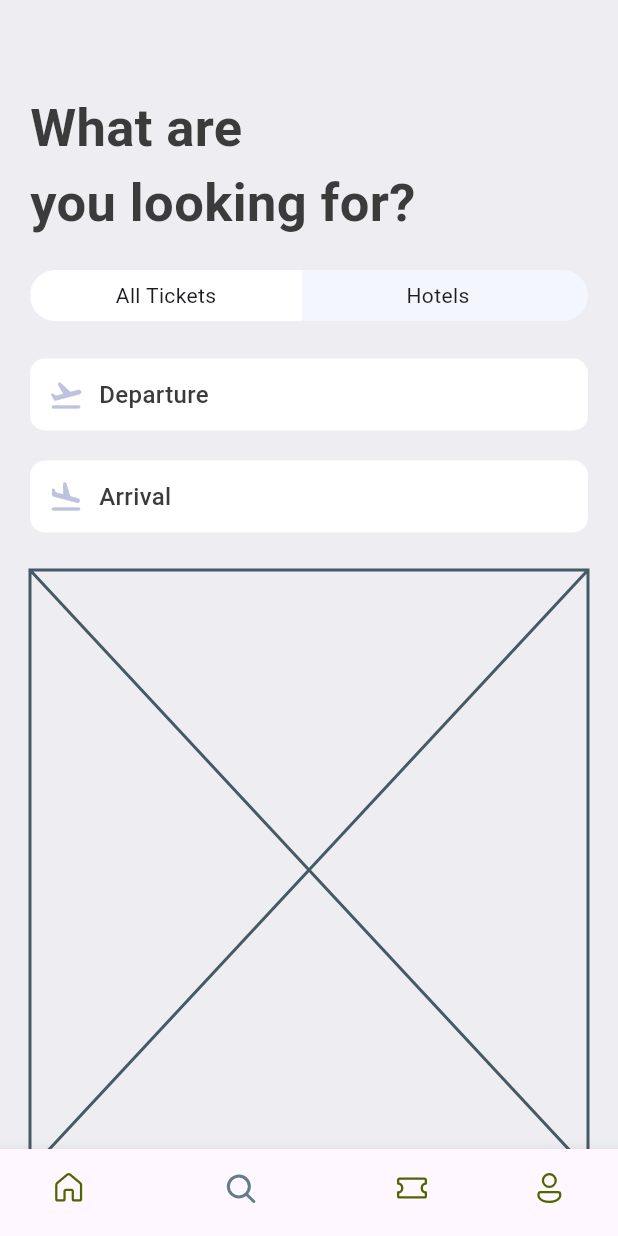
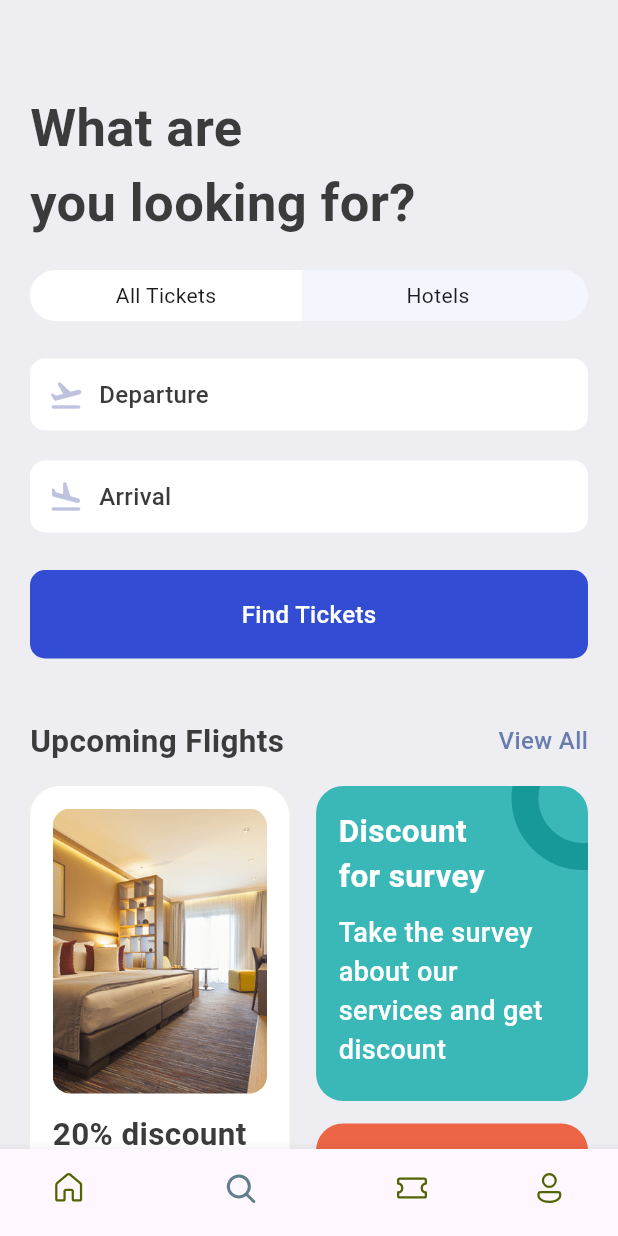
Before and after one commit to AK1239/Ticket-App, a Flutter app: the screen it shows after launch, item 2 of the bottom bar chosen, on a phone screen of 412 x 824 dp. Run offline on Flutter 3.47's test engine with Material 3 defaults, Android fonts, the phone set to English and light mode, and no system bars; our stand-ins replace fluentui_icons.

Commit message:
completed the search screen

```diff
--- a/lib/base/bottom_nav_bar.dart
+++ b/lib/base/bottom_nav_bar.dart
@@ -2,6 +2,7 @@ import 'package:fluentui_icons/fluentui_icons.dart';
 import 'package:flutter/material.dart';
 import 'package:ticket_app/screens/home/home_screen.dart';
 import 'package:ticket_app/screens/search/search_screen.dart';
+import 'package:ticket_app/screens/ticket/ticket_screen.dart';
 
 class BottomNavBar extends StatefulWidget {
   const BottomNavBar({super.key});
@@ -14,7 +15,7 @@ class _BottomNavBarState extends State<BottomNavBar> {
   final appScreens = [
     const HomeScreen(),
     const SearchScreen(),
-    const Center(child: Text("Tickets")),
+    const TicketScreen(),
     const Center(child: Text("Profile")),
   ];
 
--- a/lib/base/res/media.dart
+++ b/lib/base/res/media.dart
@@ -2,4 +2,5 @@ class AppMedia {
   static const _baseImage = "assets/images/";
   static const logo = "${_baseImage}logo.png";
   static const hotelRoom = "${_baseImage}hotel_room.png";
+  static const planeSit = "${_baseImage}plane_sit.jpg";
 }
--- a/lib/base/res/styles/app_styles.dart
+++ b/lib/base/res/styles/app_styles.dart
@@ -10,6 +10,9 @@ class AppStyles {
   static Color ticketOrange = const Color(0xFFF37B67);
   static Color kakiColor = const Color(0xFFd2bdb6);
   static Color planeColor = const Color(0xFFbfc2df);
+  static Color findTicketColor = const Color(0xD91130CE);
+  static Color circleColor = const Color(0xFF189999);
+  static Color ticketColor = const Color(0xFFFFFFFF);
 
   static TextStyle textStyle = TextStyle(
     fontSize: 16,
--- a/lib/base/widgets/ticket_view.dart
+++ b/lib/base/widgets/ticket_view.dart
@@ -10,7 +10,12 @@ import 'package:ticket_app/base/widgets/text_style_third.dart';
 class TicketView extends StatelessWidget {
   final Map<String, dynamic> ticket;
   final bool wholeScreen;
-  const TicketView({super.key, required this.ticket, this.wholeScreen = false});
+  final bool? isColor;
+  const TicketView(
+      {super.key,
+      required this.ticket,
+      this.wholeScreen = false,
+      this.isColor});
 
   @override
   Widget build(BuildContext context) {
@@ -27,7 +32,9 @@ class TicketView extends StatelessWidget {
             Container(
               padding: const EdgeInsets.all(16),
               decoration: BoxDecoration(
-                color: AppStyles.ticketBlue,
+                color: isColor == null
+                    ? AppStyles.ticketBlue
+                    : AppStyles.ticketColor,
                 borderRadius: const BorderRadius.only(
                     topLeft: Radius.circular(21),
                     topRight: Radius.circular(21)),
--- a/lib/screens/search/search_screen.dart
+++ b/lib/screens/search/search_screen.dart
@@ -1,8 +1,10 @@
 import 'package:flutter/material.dart';
 import 'package:ticket_app/base/res/styles/app_styles.dart';
+import 'package:ticket_app/base/widgets/app_double_text.dart';
 import 'package:ticket_app/screens/search/widgets/app_text_icon.dart';
 import 'package:ticket_app/screens/search/widgets/app_ticket_tabs.dart';
 import 'package:ticket_app/screens/search/widgets/find_tickets.dart';
+import 'package:ticket_app/screens/search/widgets/ticket_promotion.dart';
 
 class SearchScreen extends StatelessWidget {
   const SearchScreen({super.key});
@@ -24,7 +26,10 @@ class SearchScreen extends StatelessWidget {
           const SizedBox(
             height: 20,
           ),
-          const AppTicketTabs(),
+          const AppTicketTabs(
+            firstTab: "All Tickets",
+            secondTab: "Hotels",
+          ),
           const SizedBox(
             height: 25,
           ),
@@ -43,6 +48,14 @@ class SearchScreen extends StatelessWidget {
             height: 25,
           ),
           const FindTickets(),
+          const SizedBox(height: 40),
+          AppDoubleText(
+            bigText: 'Upcoming Flights',
+            smallText: 'View All',
+            func: () => Navigator.pushNamed(context, "/all_tickets"),
+          ),
+          const SizedBox(height: 15),
+          const TicketPromotion(),
         ],
       ),
     );
--- a/lib/screens/search/widgets/app_ticket_tabs.dart
+++ b/lib/screens/search/widgets/app_ticket_tabs.dart
@@ -1,7 +1,10 @@
 import 'package:flutter/material.dart';
 
 class AppTicketTabs extends StatelessWidget {
-  const AppTicketTabs({super.key});
+  final String firstTab;
+  final String secondTab;
+  const AppTicketTabs(
+      {super.key, required this.firstTab, required this.secondTab});
 
   @override
   Widget build(BuildContext context) {
@@ -10,13 +13,13 @@ class AppTicketTabs extends StatelessWidget {
         borderRadius: BorderRadius.circular(50),
         color: const Color(0xFFF4F6FD),
       ),
-      child: const Row(
+      child: Row(
         children: [
           AppTabs(
-            tabText: "All Tickets",
+            tabText: firstTab,
           ),
           AppTabs(
-            tabText: "Hotels",
+            tabText: secondTab,
             tabBorder: true,
             tabColor: true,
           )
--- a/lib/screens/search/widgets/find_tickets.dart
+++ b/lib/screens/search/widgets/find_tickets.dart
@@ -1,10 +1,23 @@
 import 'package:flutter/material.dart';
+import 'package:ticket_app/base/res/styles/app_styles.dart';
 
 class FindTickets extends StatelessWidget {
   const FindTickets({super.key});
 
   @override
   Widget build(BuildContext context) {
-    return const Placeholder();
+    return Container(
+      padding: const EdgeInsets.symmetric(horizontal: 18, vertical: 18),
+      decoration: BoxDecoration(
+        borderRadius: BorderRadius.circular(10),
+        color: AppStyles.findTicketColor,
+      ),
+      child: Center(
+        child: Text(
+          "Find Tickets",
+          style: AppStyles.textStyle.copyWith(color: Colors.white),
+        ),
+      ),
+    );
   }
 }
--- /dev/null
+++ b/lib/screens/search/widgets/ticket_promotion.dart
@@ -0,0 +1,116 @@
+import 'package:flutter/material.dart';
+import 'package:ticket_app/base/res/media.dart';
+import 'package:ticket_app/base/res/styles/app_styles.dart';
+
+class TicketPromotion extends StatelessWidget {
+  const TicketPromotion({super.key});
+
+  @override
+  Widget build(BuildContext context) {
+    final size = MediaQuery.of(context).size;
+
+    return Row(
+      mainAxisAlignment: MainAxisAlignment.spaceBetween,
+      children: [
+        Container(
+          height: 435,
+          padding: const EdgeInsets.symmetric(horizontal: 15, vertical: 15),
+          width: size.width * .42,
+          decoration: BoxDecoration(
+              borderRadius: BorderRadius.circular(20),
+              color: Colors.white,
+              boxShadow: [
+                BoxShadow(
+                    color: Colors.grey.shade200, blurRadius: 1, spreadRadius: 2)
+              ]),
+          child: Column(
+            children: [
+              Container(
+                height: 190,
+                decoration: BoxDecoration(
+                    borderRadius: BorderRadius.circular(12),
+                    image: const DecorationImage(
+                        fit: BoxFit.cover,
+                        image: AssetImage(AppMedia.hotelRoom))),
+              ),
+              const SizedBox(
+                height: 12,
+              ),
+              Text(
+                "20% discount on the early booking of this flight. Don't miss",
+                style: AppStyles.headLineStyle2,
+              )
+            ],
+          ),
+        ),
+        Column(
+          children: [
+            Stack(
+              children: [
+                Container(
+                  padding:
+                      const EdgeInsets.symmetric(vertical: 15, horizontal: 15),
+                  width: size.width * 0.44,
+                  height: 210,
+                  decoration: BoxDecoration(
+                      color: const Color(0xFF3AB8B8),
+                      borderRadius: BorderRadius.circular(18)),
+                  child: Column(
+                    crossAxisAlignment: CrossAxisAlignment.start,
+                    children: [
+                      Text(
+                        "Discount\nfor survey",
+                        style: AppStyles.headLineStyle2.copyWith(
+                          fontWeight: FontWeight.bold,
+                          color: Colors.white,
+                        ),
+                      ),
+                      const SizedBox(
+                        height: 10,
+                      ),
+                      Text(
+                        "Take the survey about our services and get discount",
+                        style: AppStyles.headLineStyle2.copyWith(
+                            fontWeight: FontWeight.w500,
+                            color: Colors.white,
+                            fontSize: 18),
+                      ),
+                    ],
+                  ),
+                ),
+                Positioned(
+                  right: -45,
+                  top: -40,
+                  child: Container(
+                      padding: const EdgeInsets.all(30),
+                      decoration: BoxDecoration(
+                          shape: BoxShape.circle,
+                          border: Border.all(
+                              width: 18, color: AppStyles.circleColor))),
+                )
+              ],
+            ),
+            const SizedBox(height: 15),
+            Container(
+              padding: const EdgeInsets.symmetric(vertical: 15, horizontal: 15),
+              width: size.width * 0.44,
+              height: 210,
+              decoration: BoxDecoration(
+                  color: const Color(0xFFEC6545),
+                  borderRadius: BorderRadius.circular(18)),
+              child: Column(
+                children: [
+                  Text(
+                    "Take Love",
+                    style:
+                        AppStyles.headLineStyle2.copyWith(color: Colors.white),
+                  ),
+                ],
+              ),
+            )
+          ],
+        )
+      ],
+    );
+  }
+}
--- /dev/null
+++ b/lib/screens/ticket/ticket_screen.dart
@@ -0,0 +1,42 @@
+import 'package:flutter/material.dart';
+import 'package:ticket_app/base/res/styles/app_styles.dart';
+import 'package:ticket_app/base/utils/app_json.dart';
+import 'package:ticket_app/base/widgets/ticket_view.dart';
+import 'package:ticket_app/screens/search/widgets/app_ticket_tabs.dart';
+
+class TicketScreen extends StatelessWidget {
+  const TicketScreen({super.key});
+
+  @override
+  Widget build(BuildContext context) {
+    return Scaffold(
+      backgroundColor: AppStyles.bgColor,
+      body: ListView(
+        padding: const EdgeInsets.symmetric(horizontal: 20, vertical: 20),
+        children: [
+          const SizedBox(
+            height: 40,
+          ),
+          Text(
+            "Tickets",
+            style: AppStyles.headLineStyle1,
+          ),
+          const SizedBox(
+            height: 20,
+          ),
+          const AppTicketTabs(
+            firstTab: "Upcoming",
+            secondTab: "Previous",
+          ),
+          const SizedBox(
+            height: 20,
+          ),
+          Container(
+            padding: const EdgeInsets.only(left: 16),
+            child: TicketView(ticket: ticketList[0]),
+          )
+        ],
+      ),
+    );
+  }
+}
```
Also changed, not shown: assets/images/plane_sit.jpg (added).
